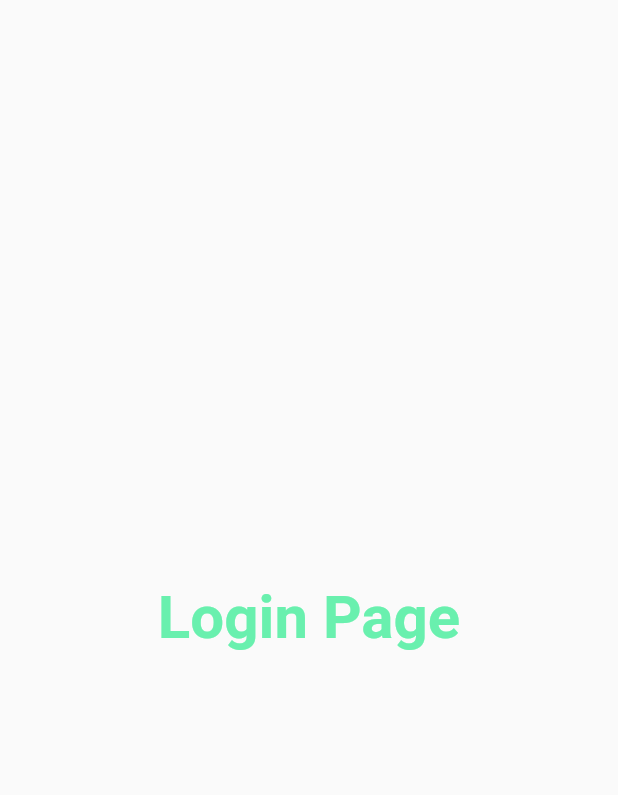
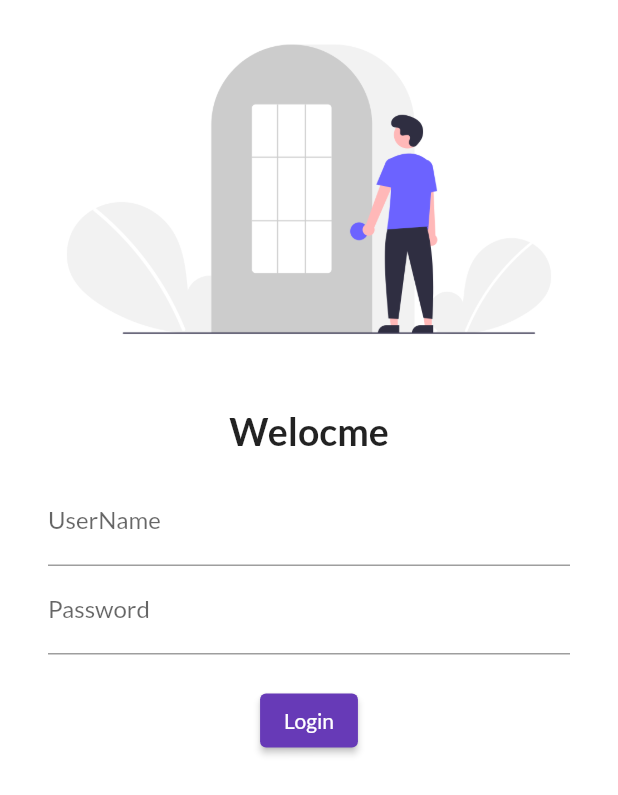
Before and after one commit to BhushanKumarSingh/Flutter_Demo, a Flutter app: the screen it shows after launch, on a phone screen of 412 x 824 dp. Shown: the top 795 px of the screen. Run offline on Flutter 3.47's test engine with Material 2 defaults, Android fonts, the phone set to English and light mode, and no system bars; our stand-ins replace google_fonts.

Commit message:
day4 code

```diff
--- a/lib/main.dart
+++ b/lib/main.dart
@@ -1,6 +1,7 @@
 import 'package:flutter/material.dart';
 import 'package:myapp/pages/home_page.dart';
 import 'package:myapp/pages/login_page.dart';
+import 'package:google_fonts/google_fonts.dart';
 
 void main(List<String> args) {
   runApp(const MyApp());
@@ -15,6 +16,7 @@ class MyApp extends StatelessWidget {
       themeMode: ThemeMode.light,
       theme: ThemeData(
         primarySwatch: Colors.deepPurple,
+        fontFamily: GoogleFonts.lato().fontFamily,
       ),
       darkTheme: ThemeData(
         brightness: Brightness.dark,
--- a/lib/pages/login_page.dart
+++ b/lib/pages/login_page.dart
@@ -6,16 +6,56 @@ class LoginPage extends StatelessWidget {
   @override
   Widget build(BuildContext context) {
     return Material(
-      child: Center(
-        child: Container(
-          child: const Text(
-            "Login Page",
+      color: Colors.white,
+      child: Column(
+        children: [
+          Image.asset(
+            "assets/images/login_image.png",
+            fit: BoxFit.cover,
+          ),
+          const SizedBox(
+            height: 20,
+          ),
+          const Text(
+            "Welocme",
             style: TextStyle(
-                fontSize: 40,
-                fontWeight: FontWeight.bold,
-                color: Colors.greenAccent),
+              fontSize: 25,
+              fontWeight: FontWeight.bold,
+            ),
           ),
-        ),
+          Padding(
+            padding: const EdgeInsets.symmetric(vertical: 16, horizontal: 32),
+            child: Column(
+              children: [
+                TextFormField(
+                  decoration: const InputDecoration(
+                    hintText: "Enter User Name",
+                    labelText: "UserName",
+                  ),
+                ),
+                TextFormField(
+                  obscureText: true,
+                  decoration: const InputDecoration(
+                    hintText: "Enter Password",
+                    labelText: "Password",
+                  ),
+                ),
+                const SizedBox(
+                  height: 20,
+                ),
+                ElevatedButton(
+                  child: const Text("Login"),
+                  style: TextButton.styleFrom(
+                    shadowColor: Colors.black,
+                  ),
+                  onPressed: () {
+                    print("Login press");
+                  },
+                )
+              ],
+            ),
+          ),
+        ],
       ),
     );
   }
--- a/pubspec.yaml
+++ b/pubspec.yaml
@@ -35,6 +35,7 @@ dependencies:
   # Use with the CupertinoIcons class for iOS style icons.
   cupertino_icons: ^1.0.2
   english_words: ^4.0.0
+  google_fonts: ^2.1.0
 
 dev_dependencies:
   flutter_test:
@@ -59,8 +60,8 @@ flutter:
   uses-material-design: true
 
   # To add assets to your application, add an assets section, like this:
-  # assets:
-  #   - images/a_dot_burr.jpeg
+  assets:
+   - assets/images/
   #   - images/a_dot_ham.jpeg
 
   # An image asset can refer to one or more resolution-specific "variants", see
```
Also changed, not shown: assets/images/login_image.png (added), pubspec.lock.
